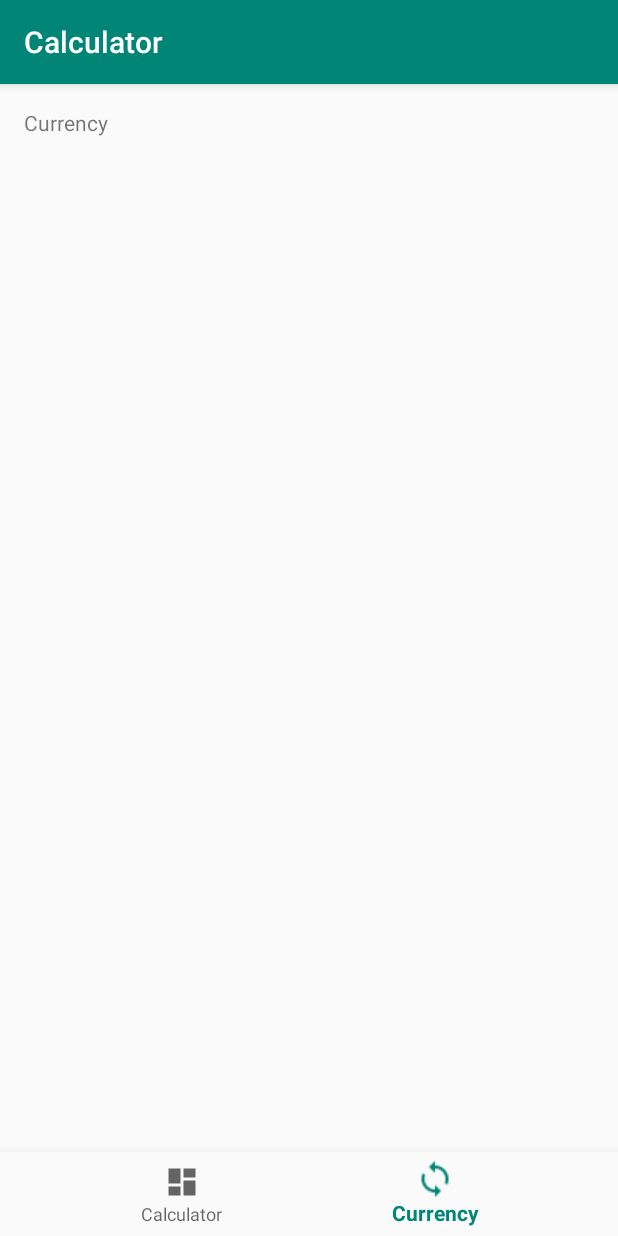
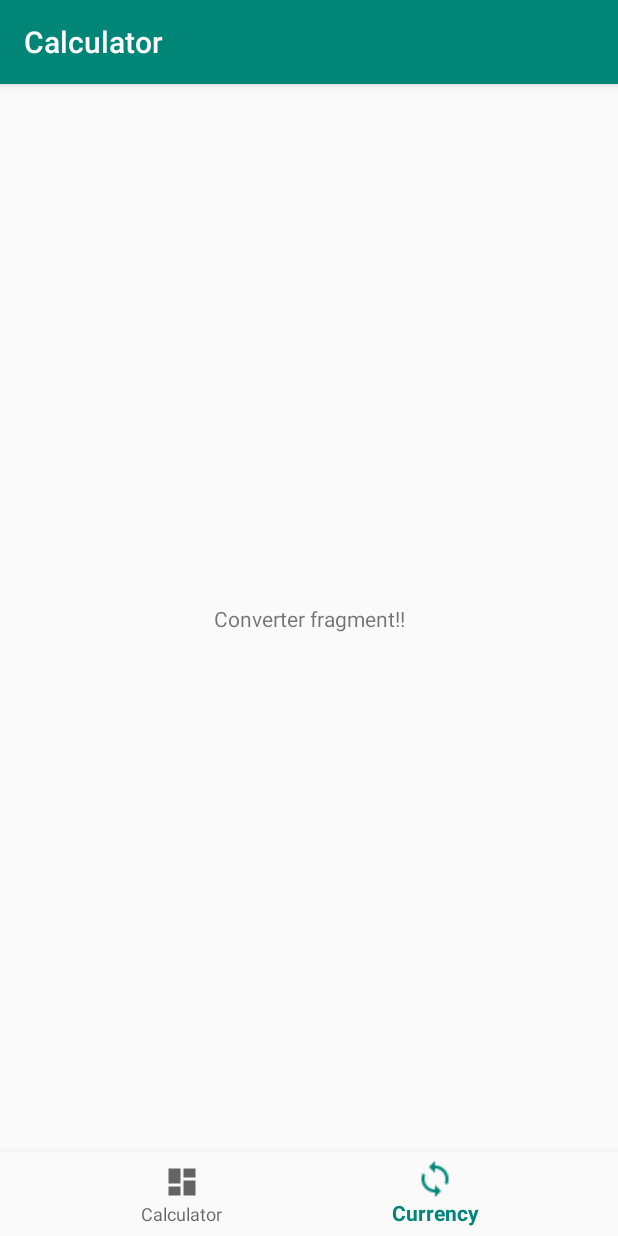
Before and after one commit to PanosGr94/Calculator-Project, an Android app: the screen it shows after launch (MainActivity), item 2 of the bottom bar chosen, on a phone screen of 412 x 824 dp. Run offline under Robolectric (Android 15) with nearby library versions, the phone set to English and light mode, and no system bars.

Commit message:
Fragments Created
-Setup a Fragment for each function

```diff
--- a/app/build.gradle
+++ b/app/build.gradle
@@ -24,6 +24,7 @@ dependencies {
     implementation 'com.android.support:design:28.0.0'
     implementation 'com.android.support.constraint:constraint-layout:1.1.3'
     implementation 'com.android.support:support-vector-drawable:28.0.0'
+    implementation 'com.android.support:support-v4:28.0.0'
     testImplementation 'junit:junit:4.12'
     androidTestImplementation 'com.android.support.test:runner:1.0.2'
     androidTestImplementation 'com.android.support.test.espresso:espresso-core:3.0.2'
--- /dev/null
+++ b/app/src/main/java/com/example/lenovoppc/calculator/CalculatorFragment.java
@@ -0,0 +1,111 @@
+package com.example.lenovoppc.calculator;
+
+import android.content.Context;
+import android.net.Uri;
+import android.os.Bundle;
+import android.support.v4.app.Fragment;
+import android.view.LayoutInflater;
+import android.view.View;
+import android.view.ViewGroup;
+
+
+/**
+ * A simple {@link Fragment} subclass.
+ * Activities that contain this fragment must implement the
+ * {@link CalculatorFragment.OnFragmentInteractionListener} interface
+ * to handle interaction events.
+ * Use the {@link CalculatorFragment#newInstance} factory method to
+ * create an instance of this fragment.
+ */
+public class CalculatorFragment extends Fragment {
+    // TODO: Rename parameter arguments, choose names that match
+    // the fragment initialization parameters, e.g. ARG_ITEM_NUMBER
+    private static final String ARG_PARAM1 = "param1";
+    private static final String ARG_PARAM2 = "param2";
+
+    // TODO: Rename and change types of parameters
+    private String mParam1;
+    private String mParam2;
+
+    private OnFragmentInteractionListener mListener;
+
+    public CalculatorFragment() {
+        // Required empty public constructor
+    }
+
+    /**
+     * Use this factory method to create a new instance of
+     * this fragment using the provided parameters.
+     *
+     * @param param1 Parameter 1.
+     * @param param2 Parameter 2.
+     * @return A new instance of fragment CalculatorFragment.
+     */
+    // TODO: Rename and change types and number of parameters
+    public static CalculatorFragment newInstance(String param1, String param2) {
+        CalculatorFragment fragment = new CalculatorFragment();
+        Bundle args = new Bundle();
+        args.putString(ARG_PARAM1, param1);
+        args.putString(ARG_PARAM2, param2);
+        fragment.setArguments(args);
+        return fragment;
+    }
+
+    @Override
+    public void onCreate(Bundle savedInstanceState) {
+        super.onCreate(savedInstanceState);
+        if (getArguments() != null) {
+            mParam1 = getArguments().getString(ARG_PARAM1);
+            mParam2 = getArguments().getString(ARG_PARAM2);
+        }
+    }
+
+    //TODO: when convertion button is pressed send value to converter
+    @Override
+    public View onCreateView(LayoutInflater inflater, ViewGroup container,
+                             Bundle savedInstanceState) {
+        // Inflate the layout for this fragment
+        return inflater.inflate(R.layout.fragment_calculator, container, false);
+    }
+
+    // TODO: Rename method, update argument and hook method into UI event
+    public void onButtonPressed(Uri uri) {
+        if (mListener != null) {
+            mListener.onFragmentInteraction(uri);
+        }
+    }
+
+    @Override
+    public void onAttach(Context context) {
+        // This makes sure that the container activity has implemented
+        // the callback interface. If not, it throws an exception
+        super.onAttach(context);
+        /*if (context instanceof OnFragmentInteractionListener) {
+            mListener = (OnFragmentInteractionListener) context;
+        } else {
+            throw new RuntimeException(context.toString()
+                    + " must implement OnFragmentInteractionListener");
+        }*/
+    }
+
+    @Override
+    public void onDetach() {
+        super.onDetach();
+        mListener = null;
+    }
+
+    /**
+     * This interface must be implemented by activities that contain this
+     * fragment to allow an interaction in this fragment to be communicated
+     * to the activity and potentially other fragments contained in that
+     * activity.
+     * <p>
+     * See the Android Training lesson <a href=
+     * "http://developer.android.com/training/basics/fragments/communicating.html"
+     * >Communicating with Other Fragments</a> for more information.
+     */
+    public interface OnFragmentInteractionListener {
+        // TODO: Update argument type and name
+        void onFragmentInteraction(Uri uri);
+    }
+}
--- /dev/null
+++ b/app/src/main/java/com/example/lenovoppc/calculator/ConverterFragment.java
@@ -0,0 +1,108 @@
+package com.example.lenovoppc.calculator;
+
+import android.content.Context;
+import android.net.Uri;
+import android.os.Bundle;
+import android.support.v4.app.Fragment;
+import android.view.LayoutInflater;
+import android.view.View;
+import android.view.ViewGroup;
+
+
+/**
+ * A simple {@link Fragment} subclass.
+ * Activities that contain this fragment must implement the
+ * {@link ConverterFragment.OnFragmentInteractionListener} interface
+ * to handle interaction events.
+ * Use the {@link ConverterFragment#newInstance} factory method to
+ * create an instance of this fragment.
+ */
+public class ConverterFragment extends Fragment {
+    // TODO: Rename parameter arguments, choose names that match
+    // the fragment initialization parameters, e.g. ARG_ITEM_NUMBER
+    private static final String ARG_PARAM1 = "param1";
+    private static final String ARG_PARAM2 = "param2";
+
+    // TODO: Rename and change types of parameters
+    private String mParam1;
+    private String mParam2;
+
+    private OnFragmentInteractionListener mListener;
+
+    public ConverterFragment() {
+        // Required empty public constructor
+    }
+
+    /**
+     * Use this factory method to create a new instance of
+     * this fragment using the provided parameters.
+     *
+     * @param param1 Parameter 1.
+     * @param param2 Parameter 2.
+     * @return A new instance of fragment ConverterFragment.
+     */
+    // TODO: Rename and change types and number of parameters
+    public static ConverterFragment newInstance(String param1, String param2) {
+        ConverterFragment fragment = new ConverterFragment();
+        Bundle args = new Bundle();
+        args.putString(ARG_PARAM1, param1);
+        args.putString(ARG_PARAM2, param2);
+        fragment.setArguments(args);
+        return fragment;
+    }
+
+    @Override
+    public void onCreate(Bundle savedInstanceState) {
+        super.onCreate(savedInstanceState);
+        if (getArguments() != null) {
+            mParam1 = getArguments().getString(ARG_PARAM1);
+            mParam2 = getArguments().getString(ARG_PARAM2);
+        }
+    }
+
+    @Override
+    public View onCreateView(LayoutInflater inflater, ViewGroup container,
+                             Bundle savedInstanceState) {
+        // Inflate the layout for this fragment
+        return inflater.inflate(R.layout.fragment_converter, container, false);
+    }
+
+    // TODO: Rename method, update argument and hook method into UI event
+    public void onButtonPressed(Uri uri) {
+        if (mListener != null) {
+            mListener.onFragmentInteraction(uri);
+        }
+    }
+
+    @Override
+    public void onAttach(Context context) {
+        super.onAttach(context);
+        /*if (context instanceof OnFragmentInteractionListener) {
+            mListener = (OnFragmentInteractionListener) context;
+        } else {
+            throw new RuntimeException(context.toString()
+                    + " must implement OnFragmentInteractionListener");
+        }*/
+    }
+
+    @Override
+    public void onDetach() {
+        super.onDetach();
+        mListener = null;
+    }
+
+    /**
+     * This interface must be implemented by activities that contain this
+     * fragment to allow an interaction in this fragment to be communicated
+     * to the activity and potentially other fragments contained in that
+     * activity.
+     * <p>
+     * See the Android Training lesson <a href=
+     * "http://developer.android.com/training/basics/fragments/communicating.html"
+     * >Communicating with Other Fragments</a> for more information.
+     */
+    public interface OnFragmentInteractionListener {
+        // TODO: Update argument type and name
+        void onFragmentInteraction(Uri uri);
+    }
+}
--- a/app/src/main/java/com/example/lenovoppc/calculator/MainActivity.java
+++ b/app/src/main/java/com/example/lenovoppc/calculator/MainActivity.java
@@ -3,25 +3,48 @@ package com.example.lenovoppc.calculator;
 import android.os.Bundle;
 import android.support.annotation.NonNull;
 import android.support.design.widget.BottomNavigationView;
+import android.support.v4.app.FragmentManager;
+import android.support.v4.app.FragmentTransaction;
 import android.support.v7.app.AppCompatActivity;
+import android.util.Log;
 import android.view.MenuItem;
-import android.widget.TextView;
+import android.widget.Toast;
 
 public class MainActivity extends AppCompatActivity {
 
-    private TextView mTextMessage;
+    private final static String TAG_CALCULATOR_FRAGMENT = "calc_frag";
+    public static final String LOG_TAG = "MAINACTIVITY_TAG";
+    private FragmentTransaction fragmentTransaction;
+    private FragmentManager fragmentManager;
+    private CalculatorFragment calculatorFragment;
 
+
+    /**
+     * Code for handling bottom navigation
+     */
     private BottomNavigationView.OnNavigationItemSelectedListener mOnNavigationItemSelectedListener
             = new BottomNavigationView.OnNavigationItemSelectedListener() {
 
         @Override
         public boolean onNavigationItemSelected(@NonNull MenuItem item) {
+            fragmentTransaction = fragmentManager.beginTransaction();
             switch (item.getItemId()) {
                 case R.id.navigation_calculator:
-                    mTextMessage.setText(R.string.title_calculator);
+                    /*Replace the calculator fragment with the one previously created*/
+                    calculatorFragment = (CalculatorFragment) fragmentManager.findFragmentByTag(TAG_CALCULATOR_FRAGMENT);
+                    if(calculatorFragment!=null){
+                        fragmentTransaction.replace(R.id.fl_fragment_container,calculatorFragment);
+                        fragmentTransaction.commit();
+                    }else{
+                        Log.e(LOG_TAG, "Calc frag is null");
+                    }
                     return true;
                 case R.id.navigation_convertor:
-                    mTextMessage.setText(R.string.title_convertor);
+                    /*Replace the calculator Fragment with the converter Fragment*/
+                    ConverterFragment converterFragment = new ConverterFragment();
+                    fragmentTransaction.replace(R.id.fl_fragment_container,converterFragment);
+                    fragmentTransaction.addToBackStack(null);
+                    fragmentTransaction.commit();
                     return true;
             }
             return false;
@@ -33,7 +56,17 @@ public class MainActivity extends AppCompatActivity {
         super.onCreate(savedInstanceState);
         setContentView(R.layout.activity_main);
 
-        mTextMessage = (TextView) findViewById(R.id.message);
+        /*Instantiate the calculator fragment*/
+        fragmentManager = getSupportFragmentManager();
+        fragmentTransaction = fragmentManager.beginTransaction();
+
+        calculatorFragment = new CalculatorFragment();
+        fragmentTransaction.add(R.id.fl_fragment_container, calculatorFragment,TAG_CALCULATOR_FRAGMENT);
+        fragmentTransaction.addToBackStack(null); //to resume fragment and not destroy
+        fragmentTransaction.commit();
+
+
+        /*Code for bottom navigation*/
         BottomNavigationView navigation = (BottomNavigationView) findViewById(R.id.navigation);
         navigation.setOnNavigationItemSelectedListener(mOnNavigationItemSelectedListener);
     }
--- a/app/src/main/res/layout/activity_main.xml
+++ b/app/src/main/res/layout/activity_main.xml
@@ -7,16 +7,13 @@
     android:layout_height="match_parent"
     tools:context=".MainActivity">
 
-    <TextView
-        android:id="@+id/message"
-        android:layout_width="wrap_content"
-        android:layout_height="wrap_content"
-        android:layout_marginStart="@dimen/activity_horizontal_margin"
-        android:layout_marginLeft="@dimen/activity_horizontal_margin"
-        android:layout_marginTop="@dimen/activity_vertical_margin"
-        android:text="@string/title_calculator"
-        app:layout_constraintLeft_toLeftOf="parent"
-        app:layout_constraintTop_toTopOf="parent" />
+    <FrameLayout
+        android:id="@+id/fl_fragment_container"
+        android:layout_width="match_parent"
+        android:layout_height="0dp"
+        app:layout_constraintTop_toTopOf="parent"
+        app:layout_constraintBottom_toTopOf="@id/navigation"
+        />
 
     <android.support.design.widget.BottomNavigationView
         android:id="@+id/navigation"
--- /dev/null
+++ b/app/src/main/res/layout/fragment_converter.xml
@@ -0,0 +1,20 @@
+<?xml version="1.0" encoding="utf-8"?>
+<android.support.constraint.ConstraintLayout
+    xmlns:android="http://schemas.android.com/apk/res/android"
+    xmlns:tools="http://schemas.android.com/tools"
+    android:layout_width="match_parent"
+    android:layout_height="match_parent"
+    xmlns:app="http://schemas.android.com/apk/res-auto"
+    tools:context=".ConverterFragment">
+
+    <!-- TODO: Update convertor fragment layout -->
+    <TextView
+        android:layout_width="wrap_content"
+        android:layout_height="wrap_content"
+        android:text="@string/conv_frag_text"
+        app:layout_constraintBottom_toBottomOf="parent"
+        app:layout_constraintEnd_toEndOf="parent"
+        app:layout_constraintStart_toStartOf="parent"
+        app:layout_constraintTop_toTopOf="parent" />
+
+</android.support.constraint.ConstraintLayout>
--- a/app/src/main/res/values/strings.xml
+++ b/app/src/main/res/values/strings.xml
@@ -2,4 +2,10 @@
     <string name="app_name">Calculator</string>
     <string name="title_calculator">Calculator</string>
     <string name="title_convertor">Currency</string>
+
+    <!-- Calculator Text -->
+    <string name="calc_frag_text">This is the calculator fragment!!</string>
+
+    <!-- Convertor Text -->
+    <string name="conv_frag_text">Converter fragment!!</string>
 </resources>
```
Also changed, not shown: app/src/main/res/layout/fragment_calculator.xml (added, +19 -0 lines).
